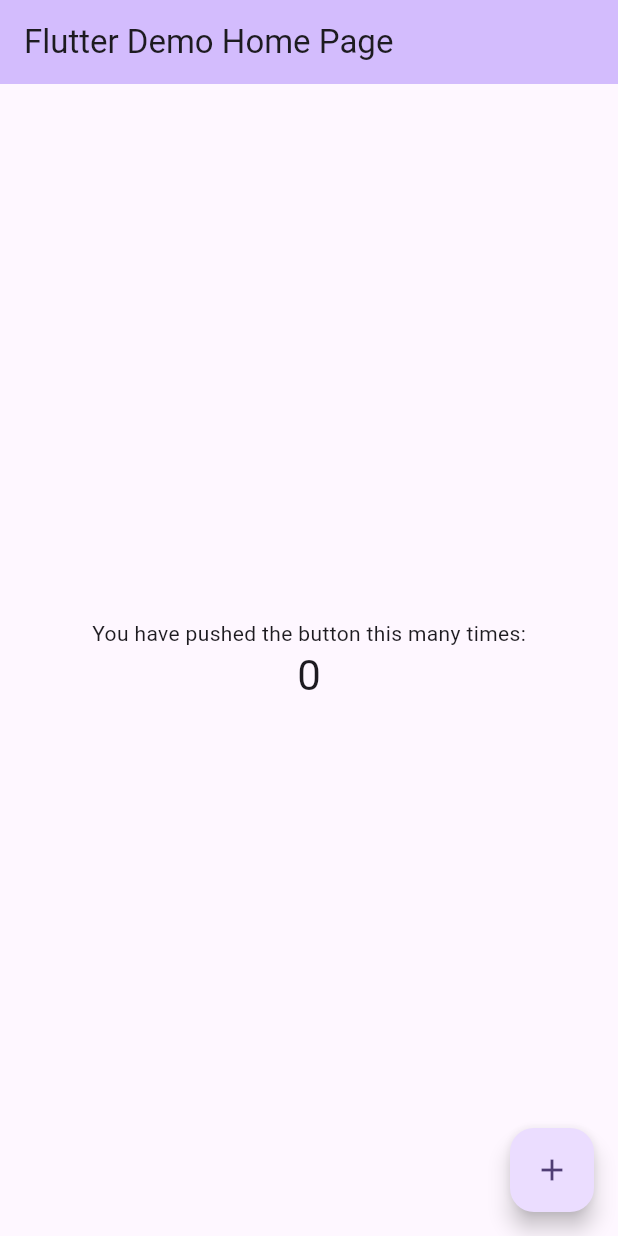
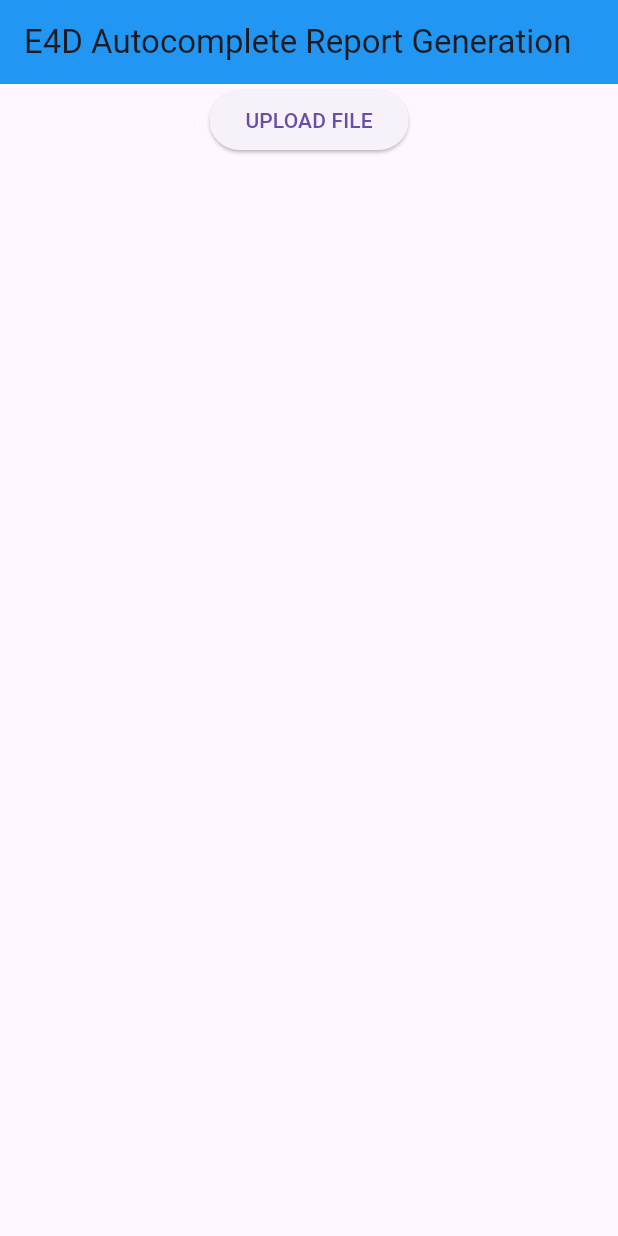
Before and after one commit to youngmo-kang/e4d-web-apps, a Flutter app: the screen it shows after launch, on a phone screen of 412 x 824 dp. Run offline on Flutter 3.47's test engine with Material 3 defaults, Android fonts, the phone set to English and light mode, and no system bars; our stand-ins replace file_picker.

Commit message:
add a button for uploading a file

```diff
--- a/report/lib/main.dart
+++ b/report/lib/main.dart
@@ -1,125 +1,65 @@
+import 'package:file_picker/file_picker.dart';
 import 'package:flutter/material.dart';
 
 void main() {
-  runApp(const MyApp());
+  runApp(const ReportApp());
 }
 
-class MyApp extends StatelessWidget {
-  const MyApp({super.key});
+class ReportApp extends StatelessWidget {
+  const ReportApp({super.key});
 
-  // This widget is the root of your application.
   @override
   Widget build(BuildContext context) {
-    return MaterialApp(
-      title: 'Flutter Demo',
-      theme: ThemeData(
-        // This is the theme of your application.
-        //
-        // TRY THIS: Try running your application with "flutter run". You'll see
-        // the application has a purple toolbar. Then, without quitting the app,
-        // try changing the seedColor in the colorScheme below to Colors.green
-        // and then invoke "hot reload" (save your changes or press the "hot
-        // reload" button in a Flutter-supported IDE, or press "r" if you used
-        // the command line to start the app).
-        //
-        // Notice that the counter didn't reset back to zero; the application
-        // state is not lost during the reload. To reset the state, use hot
-        // restart instead.
-        //
-        // This works for code too, not just values: Most code changes can be
-        // tested with just a hot reload.
-        colorScheme: ColorScheme.fromSeed(seedColor: Colors.deepPurple),
-        useMaterial3: true,
-      ),
-      home: const MyHomePage(title: 'Flutter Demo Home Page'),
+    return const MaterialApp(
+      title: 'E4D Web App',
+      home: MyWidget(),
     );
   }
 }
 
-class MyHomePage extends StatefulWidget {
-  const MyHomePage({super.key, required this.title});
-
-  // This widget is the home page of your application. It is stateful, meaning
-  // that it has a State object (defined below) that contains fields that affect
-  // how it looks.
-
-  // This class is the configuration for the state. It holds the values (in this
-  // case the title) provided by the parent (in this case the App widget) and
-  // used by the build method of the State. Fields in a Widget subclass are
-  // always marked "final".
-
-  final String title;
+class MyWidget extends StatefulWidget {
+  const MyWidget({super.key});
 
   @override
-  State<MyHomePage> createState() => _MyHomePageState();
+  State<MyWidget> createState() => _MyWidgetState();
 }
 
-class _MyHomePageState extends State<MyHomePage> {
-  int _counter = 0;
+class _MyWidgetState extends State<MyWidget> {
+  @override
+  Widget build(BuildContext context) {
+    return Scaffold(
+      appBar: AppBar(
+        backgroundColor: Colors.blue,
+        title: const Text(
+          'E4D Autocomplete Report Generation',
+        ),
+      ),
+      body: const Row(
+        crossAxisAlignment: CrossAxisAlignment.center,
+        mainAxisAlignment: MainAxisAlignment.center,
+        children: [
+          FileUploadButton(),
+        ],
+      ),
+    );
+  }
+}
 
-  void _incrementCounter() {
-    setState(() {
-      // This call to setState tells the Flutter framework that something has
-      // changed in this State, which causes it to rerun the build method below
-      // so that the display can reflect the updated values. If we changed
-      // _counter without calling setState(), then the build method would not be
-      // called again, and so nothing would appear to happen.
-      _counter++;
-    });
-  }
+class FileUploadButton extends StatelessWidget {
+  const FileUploadButton({super.key});
 
   @override
   Widget build(BuildContext context) {
-    // This method is rerun every time setState is called, for instance as done
-    // by the _incrementCounter method above.
-    //
-    // The Flutter framework has been optimized to make rerunning build methods
-    // fast, so that you can just rebuild anything that needs updating rather
-    // than having to individually change instances of widgets.
-    return Scaffold(
-      appBar: AppBar(
-        // TRY THIS: Try changing the color here to a specific color (to
-        // Colors.amber, perhaps?) and trigger a hot reload to see the AppBar
-        // change color while the other colors stay the same.
-        backgroundColor: Theme.of(context).colorScheme.inversePrimary,
-        // Here we take the value from the MyHomePage object that was created by
-        // the App.build method, and use it to set our appbar title.
-        title: Text(widget.title),
-      ),
-      body: Center(
-        // Center is a layout widget. It takes a single child and positions it
-        // in the middle of the parent.
-        child: Column(
-          // Column is also a layout widget. It takes a list of children and
-          // arranges them vertically. By default, it sizes itself to fit its
-          // children horizontally, and tries to be as tall as its parent.
-          //
-          // Column has various properties to control how it sizes itself and
-          // how it positions its children. Here we use mainAxisAlignment to
-          // center the children vertically; the main axis here is the vertical
-          // axis because Columns are vertical (the cross axis would be
-          // horizontal).
-          //
-          // TRY THIS: Invoke "debug painting" (choose the "Toggle Debug Paint"
-          // action in the IDE, or press "p" in the console), to see the
-          // wireframe for each widget.
-          mainAxisAlignment: MainAxisAlignment.center,
-          children: <Widget>[
-            const Text(
-              'You have pushed the button this many times:',
-            ),
-            Text(
-              '$_counter',
-              style: Theme.of(context).textTheme.headlineMedium,
-            ),
-          ],
-        ),
-      ),
-      floatingActionButton: FloatingActionButton(
-        onPressed: _incrementCounter,
-        tooltip: 'Increment',
-        child: const Icon(Icons.add),
-      ), // This trailing comma makes auto-formatting nicer for build methods.
+    return ElevatedButton(
+      child: const Text('UPLOAD FILE'),
+      onPressed: () async {
+        var picked = await FilePicker.platform.pickFiles();
+
+        if (picked != null) {
+          var file = picked.files.first;
+          print('${file.bytes}');
+        } else {}
+      },
     );
   }
 }
--- a/report/pubspec.yaml
+++ b/report/pubspec.yaml
@@ -35,6 +35,8 @@ dependencies:
   # The following adds the Cupertino Icons font to your application.
   # Use with the CupertinoIcons class for iOS style icons.
   cupertino_icons: ^1.0.6
+  file_picker: ^8.0.0
+  csv: ^6.0.0
 
 dev_dependencies:
   flutter_test:
```
Also changed, not shown: report/pubspec.lock, 1 other file.
